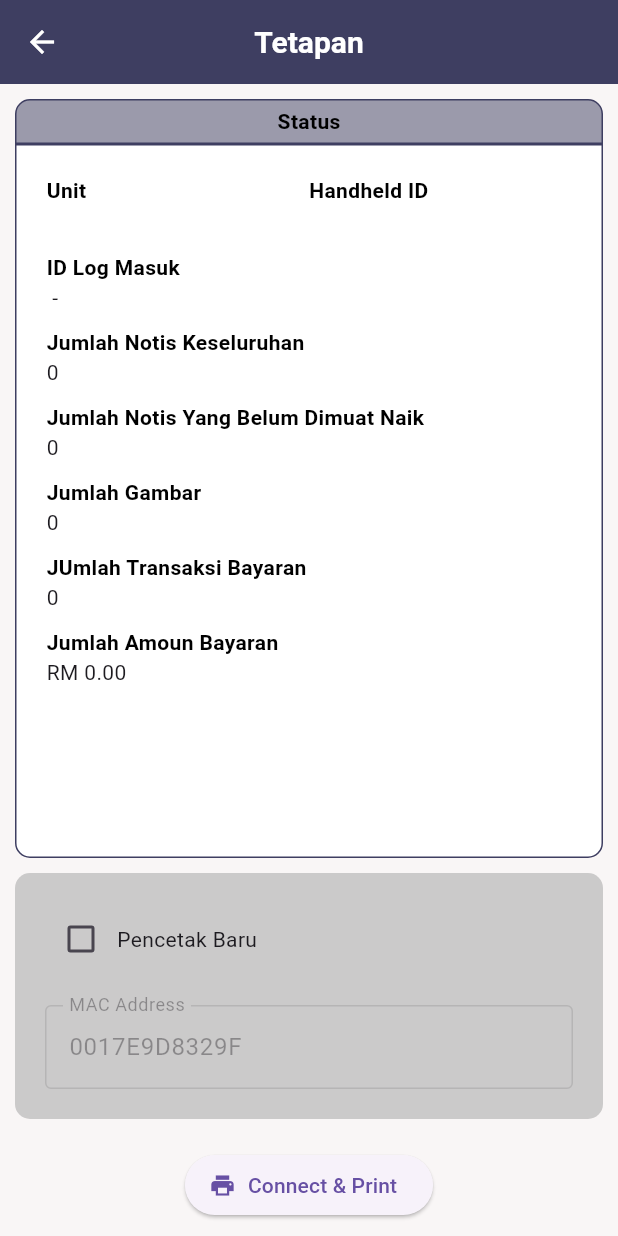
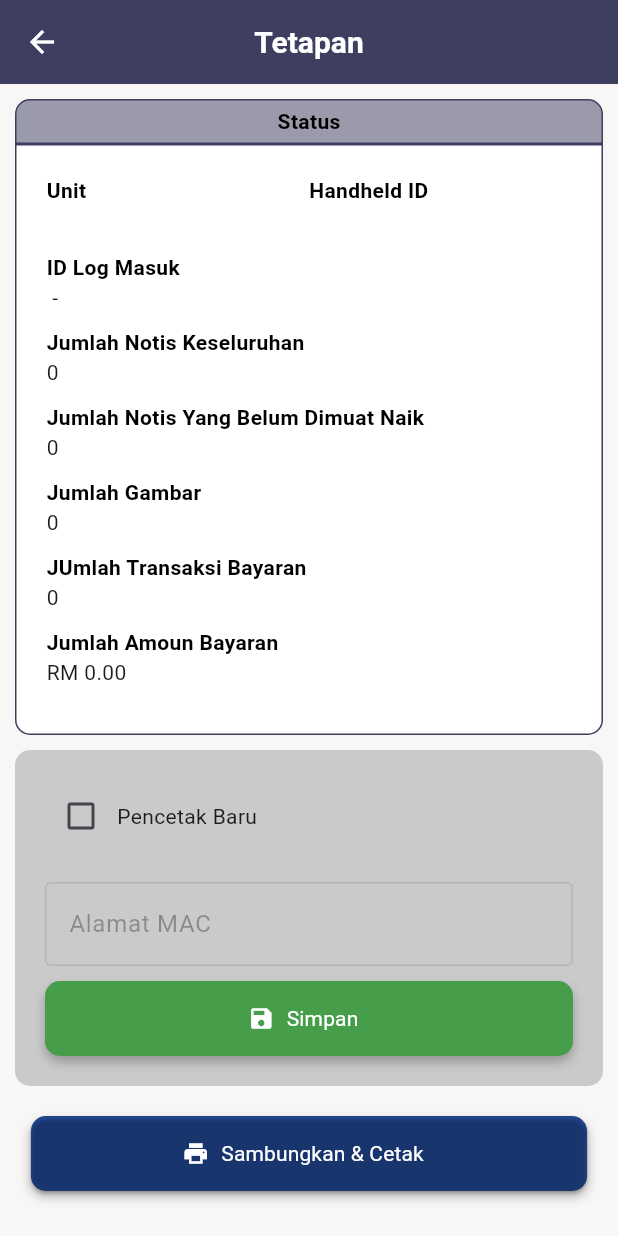
Before and after one commit to ApizMan/Enforcement-MBK-v2, a Flutter app: the SettingScreen screen opened directly with empty values, on a phone screen of 412 x 824 dp. Run offline on Flutter 3.47's test engine with Material 3 defaults, Android fonts, the light colour scheme and no system bars; our stand-ins replace device_info_plus, flutter_bluetooth_serial, get, loading_indicator, permission_handler, shared_preferences and 1 more; missing offline and left inert: flutter_form_bloc, flutter_scale_tap; accounts and stored records are empty; generated files the repository leaves out were written again; network calls fail; Roboto replaces fonts that are missing (Poppins).

Commit message:
Done part Printer Status except the total amount

```diff
--- a/lib/helpers/constant.dart
+++ b/lib/helpers/constant.dart
@@ -32,6 +32,8 @@ const String loginPasswordKey = 'loginPasswordKey';
 const String loginUnitKey = 'loginUnitKey';
 const String loginWitnessKey = 'loginWitnessKey';
 const String isPrinterNewKey = 'isPrinterNewKey';
+const String printerMACKey = 'printerMACKey';
+const String isMACSaveKey = 'isMACSaveKey';
 
 final divider = Divider(color: kWhite.withOpacity(0.3), height: 1);
 
--- a/lib/helpers/shared_preferences.dart
+++ b/lib/helpers/shared_preferences.dart
@@ -70,4 +70,19 @@ class SharedPreferencesHelper {
 
     return isPrinterNew;
   }
+
+  static Future<void> savePrinterMAC(String printerMAC, bool isMACSave) async {
+    final SharedPreferences prefs = await SharedPreferences.getInstance();
+    prefs.setString(printerMACKey, printerMAC);
+    prefs.setBool(isMACSaveKey, isMACSave);
+  }
+
+  static Future<Map<String, dynamic>> getPrinterMAC() async {
+    final SharedPreferences prefs = await SharedPreferences.getInstance();
+    String printerMAC = prefs.getString(printerMACKey) ?? '';
+    bool isMACSave = prefs.getBool(isMACSaveKey) ?? false;
+
+    // Return the values as a Map
+    return {'printerMAC': printerMAC, 'isMACSave': isMACSave};
+  }
 }
--- /dev/null
+++ b/lib/screen/layouts/printer_layout.dart
@@ -0,0 +1,40 @@
+import 'dart:convert';
+
+import 'package:eo_apk_mbk_v2/helpers/print_document.dart';
+import 'package:flutter_bluetooth_serial/flutter_bluetooth_serial.dart';
+
+class PrinterLayout {
+  static getConnection({required String mac}) async {
+    BluetoothConnection connection = await BluetoothConnection.toAddress(mac);
+    return connection;
+  }
+
+  static String settingPrinterLayout({
+    required String handHeldId,
+    required Map<String, dynamic> userData,
+  }) {
+    final doc = PrintingDocument("500");
+    doc.drawStatusBox(userData, handHeldId);
+
+    String zpl = '''
+! U1 setvar "device.languages" "zpl"
+^XA
+^POI
+^FWN
+${doc.getLabelLengthCommand()}${doc.getPrintingData()}^XZ
+''';
+
+    return zpl;
+  }
+
+  static printingProcess({
+    required BluetoothConnection connection,
+    required String zpl,
+  }) async {
+    connection.output.add(Utf8Encoder().convert(zpl));
+    await connection.output.allSent;
+
+    await Future.delayed(const Duration(seconds: 2));
+    await connection.close();
+  }
+}
--- a/lib/screen/screen.dart
+++ b/lib/screen/screen.dart
@@ -1,5 +1,5 @@
 export 'home/home_screen.dart';
-export 'settings/components/test_printer.dart';
+export 'settings/components/printer_function.dart';
 export 'splash_screen.dart';
 export 'auth/login_screen.dart';
 export 'layouts/footer_layout.dart';
@@ -7,3 +7,4 @@ export 'layouts/header_layout.dart';
 export 'layouts/sidebar_layout.dart';
 export 'settings/setting_screen.dart';
 export 'settings/components/setting_body_screen.dart';
+export 'layouts/printer_layout.dart';
--- /dev/null
+++ b/lib/screen/settings/components/printer_function.dart
@@ -0,0 +1,205 @@
+// ignore_for_file: use_build_context_synchronously
+
+import 'package:eo_apk_mbk_v2/helpers/constant.dart';
+import 'package:eo_apk_mbk_v2/helpers/shared_preferences.dart';
+import 'package:eo_apk_mbk_v2/helpers/theme.dart';
+import 'package:eo_apk_mbk_v2/routes/route_manager.dart';
+import 'package:eo_apk_mbk_v2/screen/screen.dart';
+import 'package:eo_apk_mbk_v2/widgets/primary_button.dart';
+import 'package:flutter/material.dart';
+import 'package:flutter/services.dart';
+import 'package:flutter_gen/gen_l10n/app_localizations.dart';
+
+class PrinterFunction extends StatefulWidget {
+  final Map<String, dynamic> printerMAC;
+  final Map<String, dynamic> userData;
+  final String handHeldId;
+  const PrinterFunction({
+    super.key,
+    required this.printerMAC,
+    required this.handHeldId,
+    required this.userData,
+  });
+
+  @override
+  State<PrinterFunction> createState() => _PrinterFunctionState();
+}
+
+class _PrinterFunctionState extends State<PrinterFunction> {
+  bool isPrinting = false;
+  bool isChecked = false;
+
+  /// 🔧 Normalize MAC: Accepts both `0017E9D8329F` and `00:17:E9:D8:32:9F`
+  String formatMacAddress(String rawMac) {
+    String clean = rawMac.replaceAll(":", "").toUpperCase();
+    if (clean.length != 12) return rawMac; // fallback if invalid
+    return clean
+        .replaceAllMapped(RegExp(r".{2}"), (match) => "${match.group(0)}:")
+        .substring(0, 17);
+  }
+
+  Future<void> connectAndPrint({
+    required String rawMac,
+    required String handHeldId,
+    required Map<String, dynamic> userData,
+  }) async {
+    setState(() => isPrinting = true);
+
+    String mac = formatMacAddress(rawMac);
+
+    try {
+      final connection = await PrinterLayout.getConnection(mac: mac);
+
+      // Generate ZPL content
+      final zpl = PrinterLayout.settingPrinterLayout(
+        handHeldId: handHeldId,
+        userData: userData,
+      );
+
+      // Full ZPL with label height and orientation
+
+      await PrinterLayout.printingProcess(connection: connection, zpl: zpl);
+
+      ScaffoldMessenger.of(context).showSnackBar(
+        SnackBar(
+          content: Text(AppLocalizations.of(context)!.successPrintingDesc),
+        ),
+      );
+    } catch (e) {
+      ScaffoldMessenger.of(
+        context,
+      ).showSnackBar(SnackBar(content: Text("❌ Failed to print: $e")));
+    } finally {
+      setState(() => isPrinting = false);
+    }
+  }
+
+  @override
+  Widget build(BuildContext context) {
+    final TextEditingController macController = TextEditingController(
+      text: widget.printerMAC['printerMAC'] ?? '',
+    );
+
+    return Column(
+      children: [
+        Container(
+          margin: EdgeInsets.only(top: 10.0, bottom: 20.0),
+          decoration: BoxDecoration(
+            color: kGrey.withOpacity(0.5),
+            borderRadius: BorderRadius.all(Radius.circular(10.0)),
+          ),
+          child: Padding(
+            padding: const EdgeInsets.all(20),
+            child: Column(
+              mainAxisAlignment: MainAxisAlignment.start,
+              crossAxisAlignment: CrossAxisAlignment.start,
+              children: [
+                Row(
+                  children: [
+                    Checkbox(
+                      checkColor: Colors.white,
+                      value: isChecked,
+                      onChanged: (bool? value) {
+                        setState(() {
+                          isChecked = value!;
+                        });
+                      },
+                    ),
+                    Text(AppLocalizations.of(context)!.newPrinter),
+                  ],
+                ),
+                spaceVertical(height: 20.0),
+                // Inside your TextField widget
+                TextField(
+                  controller: macController,
+                  enabled: isChecked,
+                  inputFormatters: [
+                    FilteringTextInputFormatter.allow(
+                      RegExp(r'[a-zA-Z0-9]'),
+                    ), // Allow only alphabets and numbers
+                    UpperCaseTextFormatter(), // Convert to uppercase
+                  ],
+                  decoration: InputDecoration(
+                    labelText: AppLocalizations.of(context)!.macAddress,
+                    hintText: "e.g. 00:17:E9:D8:32:9F or 0017E9D8329F",
+                    border: OutlineInputBorder(),
+                  ),
+                ),
+
+                spaceVertical(height: 10.0),
+                PrimaryButton(
+                  buttonWidth: 0.9,
+                  borderRadius: 10.0,
+                  icon: Icon(Icons.save, color: kWhite),
+                  color: kBgSuccess,
+                  onPressed:
+                      isChecked
+                          ? () {
+                            setState(() {
+                              SharedPreferencesHelper.savePrinterMAC(
+                                macController.text.toString(),
+                                true,
+                              );
+
+                              Navigator.pop(context);
+
+                              Navigator.pushNamed(
+                                context,
+                                RouteManager.settingScreen,
+                                arguments: {'handHeldId': widget.handHeldId},
+                              );
+
+                              ScaffoldMessenger.of(context).showSnackBar(
+                                SnackBar(
+                                  content: Text(
+                                    '${AppLocalizations.of(context)!.macAddress} ${AppLocalizations.of(context)!.saveDesc}',
+                                  ),
+                                ),
+                              );
+                            });
+                          }
+                          : null,
+                  label: Text(
+                    AppLocalizations.of(context)!.save,
+                    style: textStyleNormal(color: kWhite),
+                  ),
+                ),
+              ],
+            ),
+          ),
+        ),
+        PrimaryButton(
+          buttonWidth: 0.9,
+          borderRadius: 10.0,
+          icon: Icon(Icons.print, color: kWhite),
+          onPressed: () {
+            setState(() {
+              SharedPreferencesHelper.savePrinterMAC(
+                macController.text.toString(),
+                true,
+              );
+
+              Navigator.pop(context);
+
+              Navigator.pushNamed(
+                context,
+                RouteManager.settingScreen,
+                arguments: {'handHeldId': widget.handHeldId},
+              );
+
+              connectAndPrint(
+                rawMac: macController.text.trim(),
+                handHeldId: widget.handHeldId,
+                userData: widget.userData,
+              );
+            });
+          },
+          label: Text(
+            AppLocalizations.of(context)!.connectAndPrint,
+            style: textStyleNormal(color: kWhite),
+          ),
+        ),
+      ],
+    );
+  }
+}
--- a/lib/screen/settings/components/setting_body_screen.dart
+++ b/lib/screen/settings/components/setting_body_screen.dart
@@ -1,3 +1,5 @@
+// ignore_for_file: deprecated_member_use
+
 import 'package:eo_apk_mbk_v2/helpers/constant.dart';
 import 'package:eo_apk_mbk_v2/helpers/theme.dart';
 import 'package:eo_apk_mbk_v2/screen/screen.dart';
@@ -7,10 +9,12 @@ import 'package:flutter_gen/gen_l10n/app_localizations.dart';
 class SettingBodyScreen extends StatelessWidget {
   final String handHeldId;
   final Map<String, dynamic> userData;
+  final Map<String, dynamic> printerMAC;
   const SettingBodyScreen({
     super.key,
     required this.handHeldId,
     required this.userData,
+    required this.printerMAC,
   });
 
   @override
@@ -50,6 +54,7 @@ class SettingBodyScreen extends StatelessWidget {
                 bottomRight: Radius.circular(10.0),
               ),
             ),
+            child: SingleChildScrollView(
               child: Column(
                 crossAxisAlignment: CrossAxisAlignment.start,
                 mainAxisAlignment: MainAxisAlignment.start,
@@ -118,7 +123,13 @@ class SettingBodyScreen extends StatelessWidget {
               ),
             ),
           ),
-        PrinterFunction(),
+        ),
+        PrinterFunction(
+          printerMAC: printerMAC,
+          handHeldId: handHeldId,
+          userData: userData,
+        ),
+        spaceVertical(height: 20.0),
       ],
     );
   }
--- a/lib/screen/settings/components/test_printer.dart
+++ /dev/null
@@ -1,146 +0,0 @@
-import 'dart:convert';
-import 'package:eo_apk_mbk_v2/helpers/constant.dart';
-import 'package:eo_apk_mbk_v2/helpers/print_document.dart';
-import 'package:eo_apk_mbk_v2/helpers/theme.dart';
-import 'package:flutter/material.dart';
-import 'package:flutter_bluetooth_serial/flutter_bluetooth_serial.dart';
-import 'package:permission_handler/permission_handler.dart';
-
-class PrinterFunction extends StatefulWidget {
-  const PrinterFunction({super.key});
-
-  @override
-  State<PrinterFunction> createState() => _PrinterFunctionState();
-}
-
-class _PrinterFunctionState extends State<PrinterFunction> {
-  final TextEditingController macController = TextEditingController(
-    text: "0017E9D8329F", // Example without colons
-  );
-  bool isPrinting = false;
-  bool isChecked = false;
-
-  @override
-  void initState() {
-    super.initState();
-    requestPermissions();
-  }
-
-  Future<void> requestPermissions() async {
-    await [
-      Permission.bluetooth,
-      Permission.bluetoothConnect,
-      Permission.bluetoothScan,
-      Permission.locationWhenInUse,
-    ].request();
-  }
-
-  /// 🔧 Normalize MAC: Accepts both `0017E9D8329F` and `00:17:E9:D8:32:9F`
-  String formatMacAddress(String rawMac) {
-    String clean = rawMac.replaceAll(":", "").toUpperCase();
-    if (clean.length != 12) return rawMac; // fallback if invalid
-    return clean
-        .replaceAllMapped(RegExp(r".{2}"), (match) => "${match.group(0)}:")
-        .substring(0, 17);
-  }
-
-  Future<void> connectAndPrint(String rawMac) async {
-    setState(() => isPrinting = true);
-
-    String mac = formatMacAddress(rawMac);
-
-    try {
-      print("🔌 Connecting to $mac...");
-      BluetoothConnection connection = await BluetoothConnection.toAddress(mac);
-      print("✅ Connected to $mac");
-
-      // Generate ZPL content
-      PrintingDocument doc = PrintingDocument("500");
-      doc.drawText(50, 30, 40, "Hello from Flutter!");
-      doc.drawQRCode(50, 50, 5, "https://example.com");
-      doc.drawBarcode128(50, 50, 100, "1234567890");
-
-      // Full ZPL with label height and orientation
-      String zpl = '''
-! U1 setvar "device.languages" "zpl"
-^XA
-^POI
-^FWN
-${doc.getLabelLengthCommand()}${doc.getPrintingData()}^XZ
-''';
-
-      connection.output.add(Utf8Encoder().convert(zpl));
-      await connection.output.allSent;
-
-      ScaffoldMessenger.of(context).showSnackBar(
-        const SnackBar(content: Text("✅ Print sent to Zebra printer!")),
-      );
-
-      await Future.delayed(const Duration(seconds: 2));
-      await connection.close();
-    } catch (e) {
-      print("❌ Error: $e");
-      ScaffoldMessenger.of(
-        context,
-      ).showSnackBar(SnackBar(content: Text("❌ Failed to print: $e")));
-    } finally {
-      setState(() => isPrinting = false);
-    }
-  }
-
-  @override
-  Widget build(BuildContext context) {
-    return Column(
-      children: [
-        Container(
-          margin: EdgeInsets.only(top: 10.0, bottom: 20.0),
-          decoration: BoxDecoration(
-            color: kGrey.withOpacity(0.5),
-            borderRadius: BorderRadius.all(Radius.circular(10.0)),
-          ),
-          child: Padding(
-            padding: const EdgeInsets.all(20),
-            child: Column(
-              mainAxisAlignment: MainAxisAlignment.start,
-              crossAxisAlignment: CrossAxisAlignment.start,
-              children: [
-                Row(
-                  children: [
-                    Checkbox(
-                      checkColor: Colors.white,
-                      value: isChecked,
-                      onChanged: (bool? value) {
-                        setState(() {
-                          isChecked = value!;
-                        });
-                      },
-                    ),
-                    Text("Pencetak Baru"),
-                  ],
-                ),
-                spaceVertical(height: 20.0),
-                TextField(
-                  controller: macController,
-                  enabled: isChecked, // Enable/disable based on checkbox
-                  decoration: const InputDecoration(
-                    labelText: "MAC Address",
-                    hintText: "e.g. 00:17:E9:D8:32:9F or 0017E9D8329F",
-                    border: OutlineInputBorder(),
-                  ),
-                ),
-              ],
-            ),
-          ),
-        ),
-        ElevatedButton.icon(
-          icon: const Icon(Icons.print),
-          label: Text(isPrinting ? "Printing..." : "Connect & Print"),
-          onPressed:
-              isPrinting
-                  ? null
-                  : () => connectAndPrint(macController.text.trim()),
-        ),
-      ],
-    );
-  }
-}
--- a/lib/screen/settings/setting_screen.dart
+++ b/lib/screen/settings/setting_screen.dart
@@ -18,13 +18,16 @@ class _SettingScreenState extends State<SettingScreen> {
   List<OfficerUnitModel> unitModel = []; // Initialize this
   late String handHeldId;
   late Map<String, dynamic> userData;
+  late Map<String, dynamic> printerMAC;
 
   @override
   void initState() {
     handHeldId = "";
+    printerMAC = {};
     userData = {};
     super.initState();
     _getUserData();
+    _getPrinterMAC();
   }
 
   Future<void> _getUserData() async {
@@ -36,6 +39,16 @@ class _SettingScreenState extends State<SettingScreen> {
         'password': data['password'] ?? '',
         'unit': data['unit'] ?? '',
         'witness': data['witness'] ?? '',
+      };
+    });
+  }
+
+  Future<void> _getPrinterMAC() async {
+    final data = await SharedPreferencesHelper.getPrinterMAC();
+    setState(() {
+      printerMAC = {
+        'printerMAC': data['printerMAC'] ?? '',
+        'isMACSave': data['isMACSave'] ?? false,
       };
     });
   }
@@ -59,7 +72,11 @@ class _SettingScreenState extends State<SettingScreen> {
       appBar: HeaderLayout(title: AppLocalizations.of(context)!.setting),
       body: Padding(
         padding: const EdgeInsets.all(10.0),
-        child: SettingBodyScreen(handHeldId: handHeldId, userData: userData),
+        child: SettingBodyScreen(
+          handHeldId: handHeldId,
+          userData: userData,
+          printerMAC: printerMAC,
+        ),
       ),
     );
   }
--- a/lib/src/localization/app_ms.arb
+++ b/lib/src/localization/app_ms.arb
@@ -21,5 +21,11 @@
   "totalNoticeNotYetUpload": "Jumlah Notis Yang Belum Dimuat Naik",
   "totalPicture": "Jumlah Gambar",
   "totalPayTransaction": "JUmlah Transaksi Bayaran",
-  "totalAmountPayment": "Jumlah Amoun Bayaran"
+  "totalAmountPayment": "Jumlah Amoun Bayaran",
+  "connectAndPrint": "Sambungkan & Cetak",
+  "save": "Simpan",
+  "saveDesc": "Berjaya di simpan!",
+  "macAddress": "Alamat MAC",
+  "successPrintingDesc": "✅ Kompoun Berjaya Dicetak!",
+  "newPrinter": "Pencetak Baru"
 }
```
Also changed, not shown: lib/helpers/print_document.dart (+38 -0 lines), lib/screen/splash_screen.dart (+11 -0 lines), lib/src/localization/app_en.arb (+7 -1 lines). Lines whose indentation alone changed are shown as unchanged.
